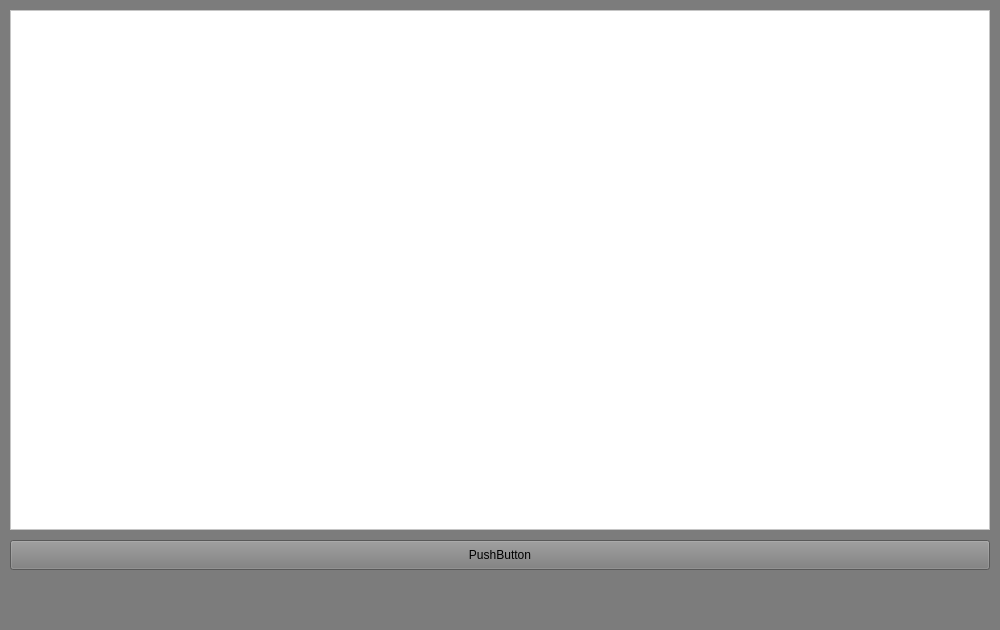
juangquevedo/parcial-final-info-2, file mainwindow.ui: the form before one commit.
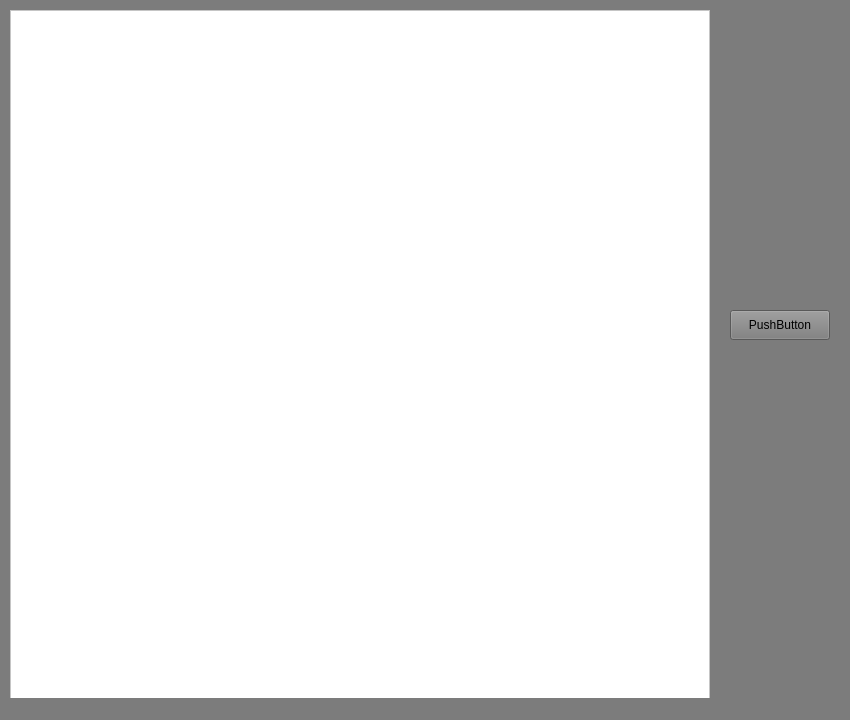
The form after the commit.

Commit message: adaptacion de la escena

```diff
--- a/mainwindow.ui
+++ b/mainwindow.ui
@@ -6,8 +6,8 @@
    <rect>
     <x>0</x>
     <y>0</y>
-    <width>1000</width>
-    <height>630</height>
+    <width>850</width>
+    <height>720</height>
    </rect>
   </property>
   <property name="windowTitle">
@@ -22,8 +22,8 @@
      <rect>
       <x>10</x>
       <y>10</y>
-      <width>980</width>
-      <height>520</height>
+      <width>700</width>
+      <height>700</height>
      </rect>
     </property>
     <property name="styleSheet">
@@ -39,9 +39,9 @@
    <widget class="QPushButton" name="pushButton">
     <property name="geometry">
      <rect>
-      <x>10</x>
-      <y>540</y>
-      <width>980</width>
+      <x>730</x>
+      <y>310</y>
+      <width>100</width>
       <height>30</height>
      </rect>
     </property>
```
Left out of the diff: 2 changed lines with no effect on the pictures. The commit also changes 2 other files.
